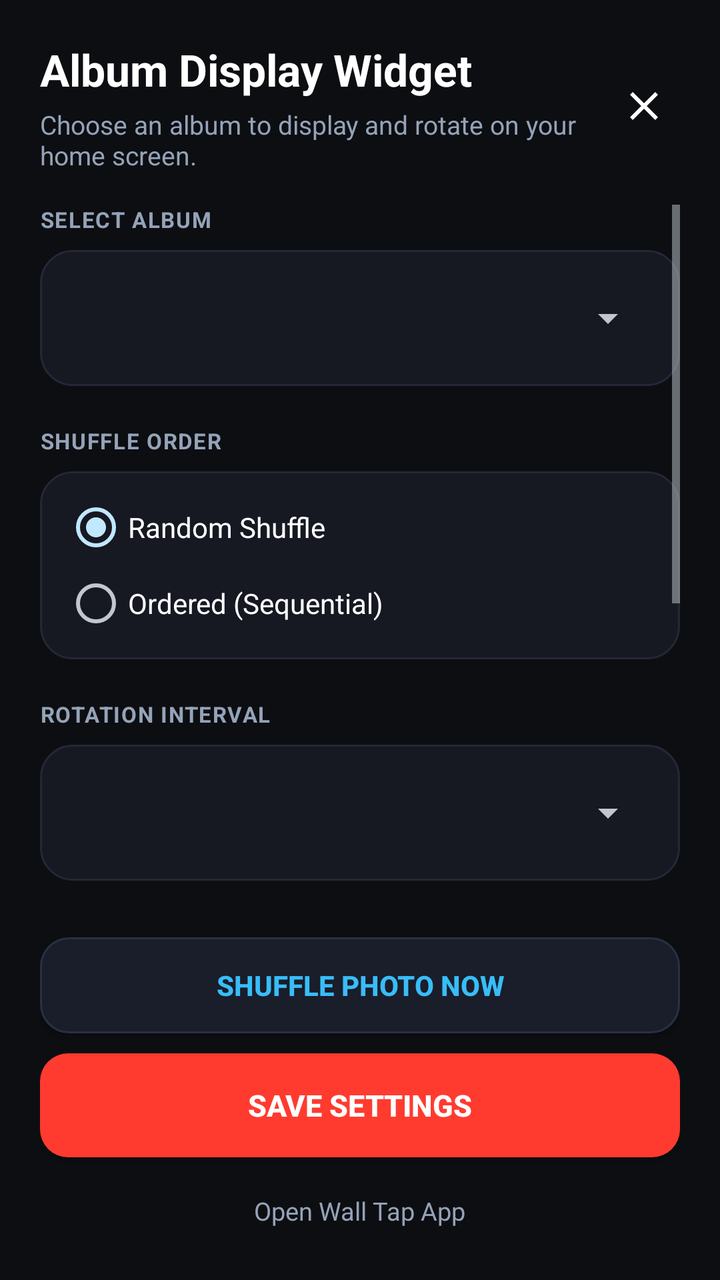
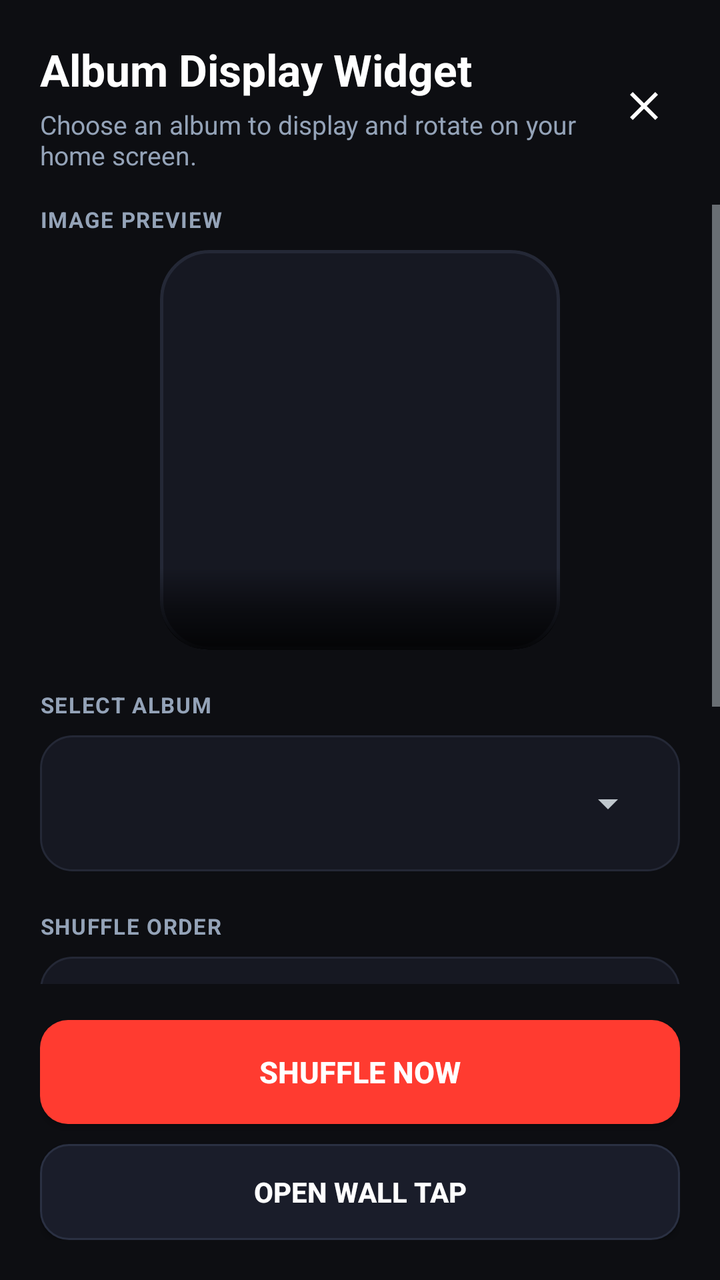

Two renders of the same Android screen: before a commit and after it. Below are the layout's source before the change and the commit's diff.
<!-- AndroidManifest.xml: activity theme android:Theme.DeviceDefault.NoActionBar -->
<!-- res/layout/activity_album_widget_configure.xml -->
<?xml version="1.0" encoding="utf-8"?>
<LinearLayout xmlns:android="http://schemas.android.com/apk/res/android"
    android:id="@+id/configure_root"
    android:layout_width="match_parent"
    android:layout_height="match_parent"
    android:background="#0D0E12"
    android:orientation="vertical"
    android:paddingStart="20dp"
    android:paddingEnd="20dp"
    android:paddingTop="20dp"
    android:paddingBottom="20dp">

    
    <LinearLayout
        android:layout_width="match_parent"
        android:layout_height="wrap_content"
        android:gravity="center_vertical"
        android:orientation="horizontal">

        <LinearLayout
            android:layout_width="0dp"
            android:layout_height="wrap_content"
            android:layout_weight="1"
            android:orientation="vertical">

            <TextView
                android:layout_width="wrap_content"
                android:layout_height="wrap_content"
                android:text="Album Display Widget"
                android:textColor="#FFFFFF"
                android:textSize="22sp"
                android:textStyle="bold" />

            <TextView
                android:layout_width="wrap_content"
                android:layout_height="wrap_content"
                android:layout_marginTop="4dp"
                android:text="Choose an album to display and rotate on your home screen."
                android:textColor="#94A3B8"
                android:textSize="13sp" />
        </LinearLayout>

        <ImageView
            android:id="@+id/btn_close"
            android:layout_width="36dp"
            android:layout_height="36dp"
            android:background="?android:attr/selectableItemBackgroundBorderless"
            android:contentDescription="Close"
            android:padding="6dp"
            android:src="@drawable/ic_close" />
    </LinearLayout>

    <ScrollView
        android:layout_width="match_parent"
        android:layout_height="0dp"
        android:layout_marginTop="16dp"
        android:layout_marginBottom="18dp"
        android:layout_weight="1">

        <LinearLayout
            android:layout_width="match_parent"
            android:layout_height="wrap_content"
            android:orientation="vertical">

            
            <TextView
                android:layout_width="wrap_content"
                android:layout_height="wrap_content"
                android:text="SELECT ALBUM"
                android:textColor="#94A3B8"
                android:textSize="11sp"
                android:textStyle="bold"
                android:letterSpacing="0.05" />

            <LinearLayout
                android:layout_width="match_parent"
                android:layout_height="wrap_content"
                android:layout_marginTop="8dp"
                android:background="@drawable/card_bg"
                android:padding="12dp">

                <Spinner
                    android:id="@+id/spinner_album"
                    android:layout_width="match_parent"
                    android:layout_height="44dp"
                    android:popupBackground="#1E2130" />
            </LinearLayout>

            
            <TextView
                android:layout_width="wrap_content"
                android:layout_height="wrap_content"
                android:layout_marginTop="20dp"
                android:text="SHUFFLE ORDER"
                android:textColor="#94A3B8"
                android:textSize="11sp"
                android:textStyle="bold"
                android:letterSpacing="0.05" />

            <RadioGroup
                android:id="@+id/radio_group_order"
                android:layout_width="match_parent"
                android:layout_height="wrap_content"
                android:layout_marginTop="8dp"
                android:background="@drawable/card_bg"
                android:padding="12dp">

                <RadioButton
                    android:id="@+id/radio_random"
                    android:layout_width="match_parent"
                    android:layout_height="wrap_content"
                    android:checked="true"
                    android:text="Random Shuffle"
                    android:textColor="#FFFFFF"
                    android:textSize="14sp" />

                <RadioButton
                    android:id="@+id/radio_ordered"
                    android:layout_width="match_parent"
                    android:layout_height="wrap_content"
                    android:layout_marginTop="6dp"
                    android:text="Ordered (Sequential)"
                    android:textColor="#FFFFFF"
                    android:textSize="14sp" />
            </RadioGroup>

            
            <TextView
                android:layout_width="wrap_content"
                android:layout_height="wrap_content"
                android:layout_marginTop="20dp"
                android:text="ROTATION INTERVAL"
                android:textColor="#94A3B8"
                android:textSize="11sp"
                android:textStyle="bold"
                android:letterSpacing="0.05" />

            <LinearLayout
                android:layout_width="match_parent"
                android:layout_height="wrap_content"
                android:layout_marginTop="8dp"
                android:background="@drawable/card_bg"
                android:padding="12dp">

                <Spinner
                    android:id="@+id/spinner_interval"
                    android:layout_width="match_parent"
                    android:layout_height="44dp"
                    android:popupBackground="#1E2130" />
            </LinearLayout>

            
            <LinearLayout
                android:layout_width="match_parent"
                android:layout_height="wrap_content"
                android:layout_marginTop="20dp"
                android:gravity="center_vertical"
                android:orientation="horizontal">

                <TextView
                    android:layout_width="0dp"
                    android:layout_height="wrap_content"
                    android:layout_weight="1"
                    android:text="IMAGE PREVIEW"
                    android:textColor="#94A3B8"
                    android:textSize="11sp"
                    android:textStyle="bold"
                    android:letterSpacing="0.05" />

                <TextView
                    android:id="@+id/tv_preview_counter"
                    android:layout_width="wrap_content"
                    android:layout_height="wrap_content"
                    android:textColor="#38BDF8"
                    android:textSize="11sp"
                    android:textStyle="bold" />
            </LinearLayout>

            <FrameLayout
                android:layout_width="match_parent"
                android:layout_height="wrap_content"
                android:layout_marginTop="8dp"
                android:layout_marginBottom="28dp">

                <FrameLayout
                    android:id="@+id/preview_card_container"
                    android:layout_width="200dp"
                    android:layout_height="200dp"
                    android:layout_gravity="center_horizontal"
                    android:background="@drawable/widget_preview_bg"
                    android:clipToOutline="true"
                    android:clickable="true"
                    android:focusable="true"
                    android:foreground="?android:attr/selectableItemBackground">

                    
                    <ImageView
                        android:id="@+id/iv_widget_preview"
                        android:layout_width="match_parent"
                        android:layout_height="match_parent"
                        android:scaleType="centerCrop"
                        android:contentDescription="Widget Photo Preview" />

                    
                    <LinearLayout
                        android:id="@+id/preview_empty_container"
                        android:layout_width="match_parent"
                        android:layout_height="match_parent"
                        android:gravity="center"
                        android:orientation="vertical"
                        android:padding="16dp"
                        android:visibility="gone">

                        <ImageView
                            android:layout_width="32dp"
                            android:layout_height="32dp"
                            android:src="@drawable/ic_close"
                            android:alpha="0.4"
                            android:contentDescription="Empty" />

                        <TextView
                            android:id="@+id/tv_preview_empty_text"
                            android:layout_width="wrap_content"
                            android:layout_height="wrap_content"
                            android:layout_marginTop="8dp"
                            android:gravity="center"
                            android:text="No photos in album"
                            android:textColor="#64748B"
                            android:textSize="12sp"
                            android:textStyle="bold" />
                    </LinearLayout>

                    
                    <LinearLayout
                        android:id="@+id/preview_info_overlay"
                        android:layout_width="match_parent"
                        android:layout_height="wrap_content"
                        android:layout_gravity="bottom"
                        android:background="@drawable/widget_controls_bg"
                        android:orientation="horizontal"
                        android:gravity="center_vertical"
                        android:paddingStart="12dp"
                        android:paddingEnd="12dp"
                        android:paddingTop="16dp"
                        android:paddingBottom="10dp">

                        <TextView
                            android:id="@+id/tv_preview_album_title"
                            android:layout_width="0dp"
                            android:layout_height="wrap_content"
                            android:layout_weight="1"
                            android:ellipsize="end"
                            android:maxLines="1"
                            android:textColor="#FFFFFF"
                            android:textSize="11.5sp"
                            android:textStyle="bold" />

                        <TextView
                            android:id="@+id/tv_preview_badge"
                            android:layout_width="wrap_content"
                            android:layout_height="wrap_content"
                            android:textColor="#CBD5E1"
                            android:textSize="10.5sp" />
                    </LinearLayout>
                </FrameLayout>
            </FrameLayout>

        </LinearLayout>
    </ScrollView>

    
    <LinearLayout
        android:layout_width="match_parent"
        android:layout_height="wrap_content"
        android:orientation="vertical">

        
        <Button
            android:id="@+id/btn_shuffle_now"
            android:layout_width="match_parent"
            android:layout_height="48dp"
            android:layout_marginBottom="10dp"
            android:background="@drawable/btn_secondary_bg"
            android:text="Shuffle Photo Now"
            android:textColor="#38BDF8"
            android:textSize="14sp"
            android:textStyle="bold" />

        
        <Button
            android:id="@+id/btn_save_widget"
            android:layout_width="match_parent"
            android:layout_height="52dp"
            android:background="@drawable/btn_primary_bg"
            android:text="Save Settings"
            android:textColor="#FFFFFF"
            android:textSize="15sp"
            android:textStyle="bold" />

        
        <TextView
            android:id="@+id/btn_open_app"
            android:layout_width="wrap_content"
            android:layout_height="wrap_content"
            android:layout_gravity="center_horizontal"
            android:layout_marginTop="12dp"
            android:background="?android:attr/selectableItemBackground"
            android:padding="6dp"
            android:text="Open Wall Tap App"
            android:textColor="#94A3B8"
            android:textSize="12.5sp" />
    </LinearLayout>

</LinearLayout>
<!-- resources referenced by this layout -->
<resources>
  <!-- drawable btn_primary_bg (drawable) -->
  <?xml version="1.0" encoding="utf-8"?>
  <shape xmlns:android="http://schemas.android.com/apk/res/android"
      android:shape="rectangle">
      <corners android:radius="14dp" />
      <solid android:color="#FF3B30" />
  </shape>
  <!-- drawable btn_secondary_bg (drawable) -->
  <?xml version="1.0" encoding="utf-8"?>
  <shape xmlns:android="http://schemas.android.com/apk/res/android"
      android:shape="rectangle">
      <corners android:radius="14dp" />
      <solid android:color="#1A1D2A" />
      <stroke android:width="1dp" android:color="#2A3042" />
  </shape>
  <!-- drawable card_bg (drawable) -->
  <?xml version="1.0" encoding="utf-8"?>
  <shape xmlns:android="http://schemas.android.com/apk/res/android"
      android:shape="rectangle">
      <corners android:radius="16dp" />
      <solid android:color="#161822" />
      <stroke android:width="1dp" android:color="#242836" />
  </shape>
  <!-- drawable ic_close (drawable) -->
  <vector xmlns:android="http://schemas.android.com/apk/res/android"
      android:width="24dp"
      android:height="24dp"
      android:viewportWidth="24"
      android:viewportHeight="24">
    <path
        android:fillColor="#FFFFFFFF"
        android:pathData="M19,6.41L17.59,5 12,10.59 6.41,5 5,6.41 10.59,12 5,17.59 6.41,19 12,13.41 17.59,19 19,17.59 13.41,12z"/>
  </vector>
  <!-- drawable widget_controls_bg (drawable) -->
  <?xml version="1.0" encoding="utf-8"?>
  <shape xmlns:android="http://schemas.android.com/apk/res/android"
      android:shape="rectangle">
      <gradient
          android:angle="90"
          android:startColor="#D9000000"
          android:centerColor="#80000000"
          android:endColor="#00000000"
          android:type="linear" />
      <corners
          android:bottomLeftRadius="24dp"
          android:bottomRightRadius="24dp" />
  </shape>
  <!-- drawable widget_preview_bg (drawable) -->
  <?xml version="1.0" encoding="utf-8"?>
  <shape xmlns:android="http://schemas.android.com/apk/res/android"
      android:shape="rectangle">
      <corners android:radius="24dp" />
      <solid android:color="#161822" />
      <stroke android:width="1.5dp" android:color="#242836" />
  </shape>
</resources>

<!-- the commit's change to res/layout/activity_album_widget_configure.xml (unified diff, before → after) -->
@@ -5,8 +5,6 @@
     android:layout_height="match_parent"
     android:background="#0D0E12"
     android:orientation="vertical"
-    android:paddingStart="20dp"
-    android:paddingEnd="20dp"
     android:paddingTop="20dp"
     android:paddingBottom="20dp">
 
@@ -14,6 +12,8 @@
     <LinearLayout
         android:layout_width="match_parent"
         android:layout_height="wrap_content"
+        android:paddingStart="20dp"
+        android:paddingEnd="20dp"
         android:gravity="center_vertical"
         android:orientation="horizontal">
 
@@ -55,7 +55,12 @@
         android:layout_height="0dp"
         android:layout_marginTop="16dp"
         android:layout_marginBottom="18dp"
-        android:layout_weight="1">
+        android:layout_weight="1"
+        android:paddingStart="20dp"
+        android:paddingEnd="20dp"
+        android:clipToPadding="false"
+        android:scrollbars="vertical"
+        android:scrollbarStyle="outsideOverlay">
 
         <LinearLayout
             android:layout_width="match_parent"
@@ -66,121 +71,17 @@
             <TextView
                 android:layout_width="wrap_content"
                 android:layout_height="wrap_content"
-                android:text="SELECT ALBUM"
-                android:textColor="#94A3B8"
-                android:textSize="11sp"
-                android:textStyle="bold"
-                android:letterSpacing="0.05" />
-
-            <LinearLayout
-                android:layout_width="match_parent"
-                android:layout_height="wrap_content"
-                android:layout_marginTop="8dp"
-                android:background="@drawable/card_bg"
-                android:padding="12dp">
-
-                <Spinner
-                    android:id="@+id/spinner_album"
-                    android:layout_width="match_parent"
-                    android:layout_height="44dp"
-                    android:popupBackground="#1E2130" />
-            </LinearLayout>
-
-            
-            <TextView
-                android:layout_width="wrap_content"
-                android:layout_height="wrap_content"
-                android:layout_marginTop="20dp"
-                android:text="SHUFFLE ORDER"
-                android:textColor="#94A3B8"
-                android:textSize="11sp"
-                android:textStyle="bold"
-                android:letterSpacing="0.05" />
-
-            <RadioGroup
-                android:id="@+id/radio_group_order"
-                android:layout_width="match_parent"
-                android:layout_height="wrap_content"
-                android:layout_marginTop="8dp"
-                android:background="@drawable/card_bg"
-                android:padding="12dp">
-
-                <RadioButton
-                    android:id="@+id/radio_random"
-                    android:layout_width="match_parent"
-                    android:layout_height="wrap_content"
-                    android:checked="true"
-                    android:text="Random Shuffle"
-                    android:textColor="#FFFFFF"
-                    android:textSize="14sp" />
-
-                <RadioButton
-                    android:id="@+id/radio_ordered"
-                    android:layout_width="match_parent"
-                    android:layout_height="wrap_content"
-                    android:layout_marginTop="6dp"
-                    android:text="Ordered (Sequential)"
-                    android:textColor="#FFFFFF"
-                    android:textSize="14sp" />
-            </RadioGroup>
-
-            
-            <TextView
-                android:layout_width="wrap_content"
-                android:layout_height="wrap_content"
-                android:layout_marginTop="20dp"
-                android:text="ROTATION INTERVAL"
-                android:textColor="#94A3B8"
-                android:textSize="11sp"
-                android:textStyle="bold"
-                android:letterSpacing="0.05" />
-
-            <LinearLayout
-                android:layout_width="match_parent"
-                android:layout_height="wrap_content"
-                android:layout_marginTop="8dp"
-                android:background="@drawable/card_bg"
-                android:padding="12dp">
-
-                <Spinner
-                    android:id="@+id/spinner_interval"
-                    android:layout_width="match_parent"
-                    android:layout_height="44dp"
-                    android:popupBackground="#1E2130" />
-            </LinearLayout>
-
-            
-            <LinearLayout
-                android:layout_width="match_parent"
-                android:layout_height="wrap_content"
-                android:layout_marginTop="20dp"
-                android:gravity="center_vertical"
-                android:orientation="horizontal">
-
-                <TextView
-                    android:layout_width="0dp"
-                    android:layout_height="wrap_content"
-                    android:layout_weight="1"
-                    android:text="IMAGE PREVIEW"
-                    android:textColor="#94A3B8"
-                    android:textSize="11sp"
-                    android:textStyle="bold"
-                    android:letterSpacing="0.05" />
-
-                <TextView
-                    android:id="@+id/tv_preview_counter"
-                    android:layout_width="wrap_content"
-                    android:layout_height="wrap_content"
-                    android:textColor="#38BDF8"
-                    android:textSize="11sp"
-                    android:textStyle="bold" />
-            </LinearLayout>
+                android:text="IMAGE PREVIEW"
+                android:textColor="#94A3B8"
+                android:textSize="11sp"
+                android:textStyle="bold"
+                android:letterSpacing="0.05" />
 
             <FrameLayout
                 android:layout_width="match_parent"
                 android:layout_height="wrap_content"
                 android:layout_marginTop="8dp"
-                android:layout_marginBottom="28dp">
+                android:layout_marginBottom="20dp">
 
                 <FrameLayout
                     android:id="@+id/preview_card_container"
@@ -265,6 +166,96 @@
                 </FrameLayout>
             </FrameLayout>
 
+            
+            <TextView
+                android:layout_width="wrap_content"
+                android:layout_height="wrap_content"
+                android:text="SELECT ALBUM"
+                android:textColor="#94A3B8"
+                android:textSize="11sp"
+                android:textStyle="bold"
+                android:letterSpacing="0.05" />
+
+            <LinearLayout
+                android:layout_width="match_parent"
+                android:layout_height="wrap_content"
+                android:layout_marginTop="8dp"
+                android:background="@drawable/card_bg"
+                android:padding="12dp">
+
+                <Spinner
+                    android:id="@+id/spinner_album"
+                    android:layout_width="match_parent"
+                    android:layout_height="44dp"
+                    android:popupBackground="#1E2130" />
+            </LinearLayout>
+
+            
+            <TextView
+                android:layout_width="wrap_content"
+                android:layout_height="wrap_content"
+                android:layout_marginTop="20dp"
+                android:text="SHUFFLE ORDER"
+                android:textColor="#94A3B8"
+                android:textSize="11sp"
+                android:textStyle="bold"
+                android:letterSpacing="0.05" />
+
+            <RadioGroup
+                android:id="@+id/radio_group_order"
+                android:layout_width="match_parent"
+                android:layout_height="wrap_content"
+                android:layout_marginTop="8dp"
+                android:background="@drawable/card_bg"
+                android:padding="12dp">
+
+                <RadioButton
+                    android:id="@+id/radio_random"
+                    android:layout_width="match_parent"
+                    android:layout_height="wrap_content"
+                    android:checked="true"
+                    android:text="Random Shuffle"
+                    android:textColor="#FFFFFF"
+                    android:textSize="14sp"
+                    android:buttonTint="@color/radio_button_tint" />
+
+                <RadioButton
+                    android:id="@+id/radio_ordered"
+                    android:layout_width="match_parent"
+                    android:layout_height="wrap_content"
+                    android:layout_marginTop="6dp"
+                    android:text="Ordered (Sequential)"
+                    android:textColor="#FFFFFF"
+                    android:textSize="14sp"
+                    android:buttonTint="@color/radio_button_tint" />
+            </RadioGroup>
+
+            
+            <TextView
+                android:layout_width="wrap_content"
+                android:layout_height="wrap_content"
+                android:layout_marginTop="20dp"
+                android:text="ROTATION INTERVAL"
+                android:textColor="#94A3B8"
+                android:textSize="11sp"
+                android:textStyle="bold"
+                android:letterSpacing="0.05" />
+
+            <LinearLayout
+                android:layout_width="match_parent"
+                android:layout_height="wrap_content"
+                android:layout_marginTop="8dp"
+                android:layout_marginBottom="24dp"
+                android:background="@drawable/card_bg"
+                android:padding="12dp">
+
+                <Spinner
+                    android:id="@+id/spinner_interval"
+                    android:layout_width="match_parent"
+                    android:layout_height="44dp"
+                    android:popupBackground="#1E2130" />
+            </LinearLayout>
+
         </LinearLayout>
     </ScrollView>
 
@@ -272,43 +263,32 @@
     <LinearLayout
         android:layout_width="match_parent"
         android:layout_height="wrap_content"
+        android:paddingStart="20dp"
+        android:paddingEnd="20dp"
         android:orientation="vertical">
 
         
         <Button
             android:id="@+id/btn_shuffle_now"
             android:layout_width="match_parent"
-            android:layout_height="48dp"
+            android:layout_height="52dp"
             android:layout_marginBottom="10dp"
-            android:background="@drawable/btn_secondary_bg"
-            android:text="Shuffle Photo Now"
-            android:textColor="#38BDF8"
-            android:textSize="14sp"
-            android:textStyle="bold" />
-
-        
-        <Button
-            android:id="@+id/btn_save_widget"
-            android:layout_width="match_parent"
-            android:layout_height="52dp"
             android:background="@drawable/btn_primary_bg"
-            android:text="Save Settings"
+            android:text="Shuffle Now"
             android:textColor="#FFFFFF"
             android:textSize="15sp"
             android:textStyle="bold" />
 
         
-        <TextView
+        <Button
             android:id="@+id/btn_open_app"
-            android:layout_width="wrap_content"
-            android:layout_height="wrap_content"
-            android:layout_gravity="center_horizontal"
-            android:layout_marginTop="12dp"
-            android:background="?android:attr/selectableItemBackground"
-            android:padding="6dp"
-            android:text="Open Wall Tap App"
-            android:textColor="#94A3B8"
-            android:textSize="12.5sp" />
+            android:layout_width="match_parent"
+            android:layout_height="48dp"
+            android:background="@drawable/btn_secondary_bg"
+            android:text="Open Wall Tap"
+            android:textColor="#FFFFFF"
+            android:textSize="14sp"
+            android:textStyle="bold" />
     </LinearLayout>
 
 </LinearLayout>
